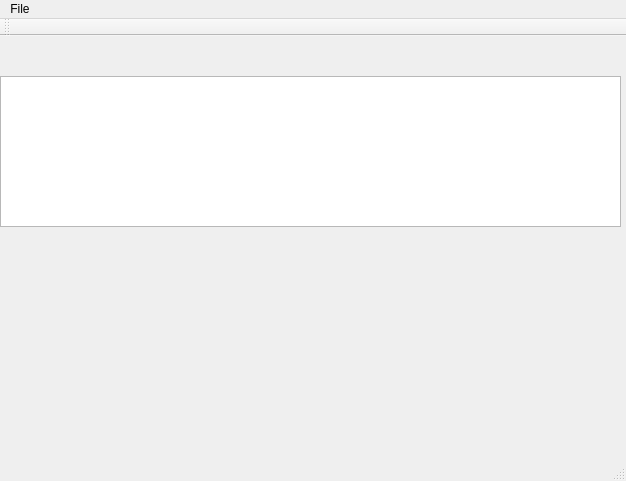
TmCrafz/Database_web_manager, file mainwindow.ui: the form before one commit.
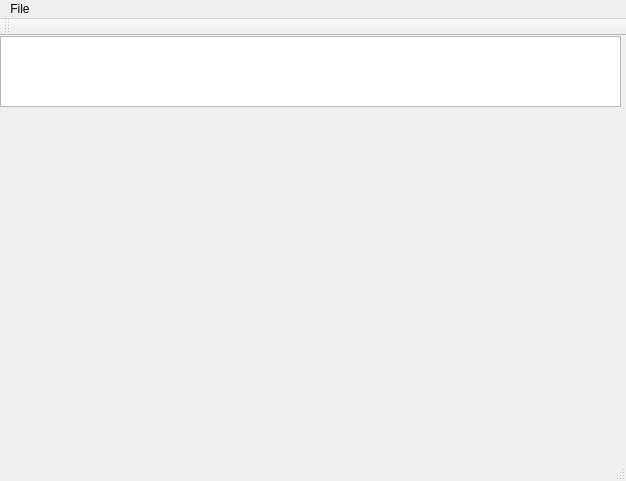
The form after the commit.

```diff
--- a/mainwindow.ui
+++ b/mainwindow.ui
@@ -18,9 +18,9 @@
     <property name="geometry">
      <rect>
       <x>0</x>
-      <y>40</y>
+      <y>0</y>
       <width>621</width>
-      <height>151</height>
+      <height>71</height>
      </rect>
     </property>
    </widget>
```
